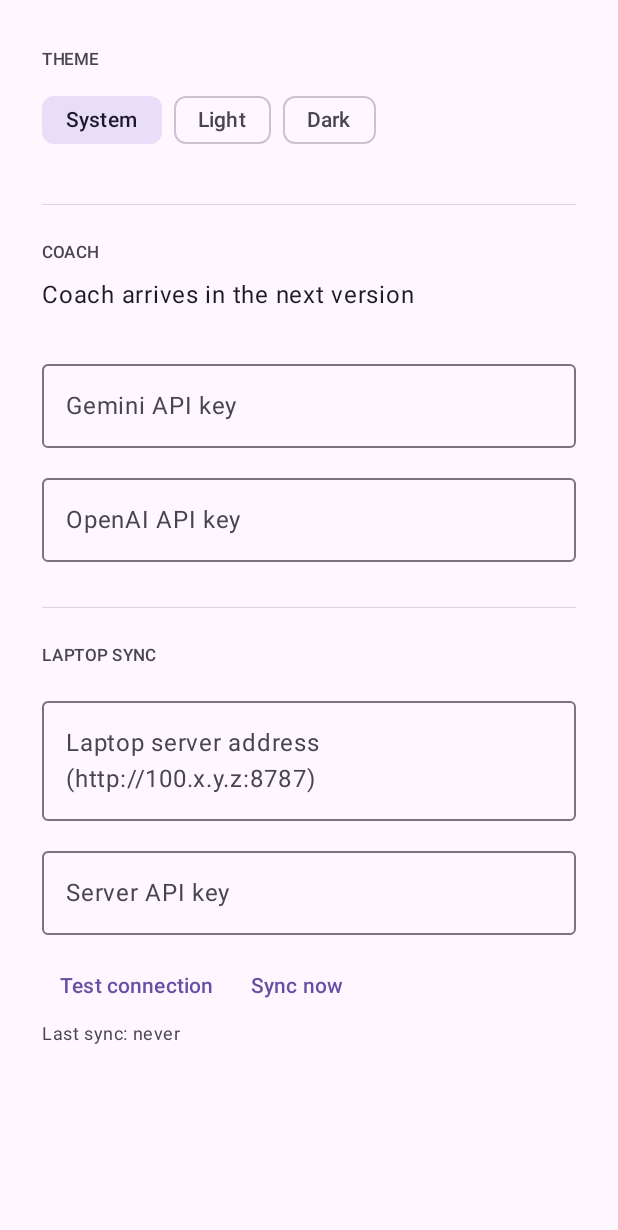
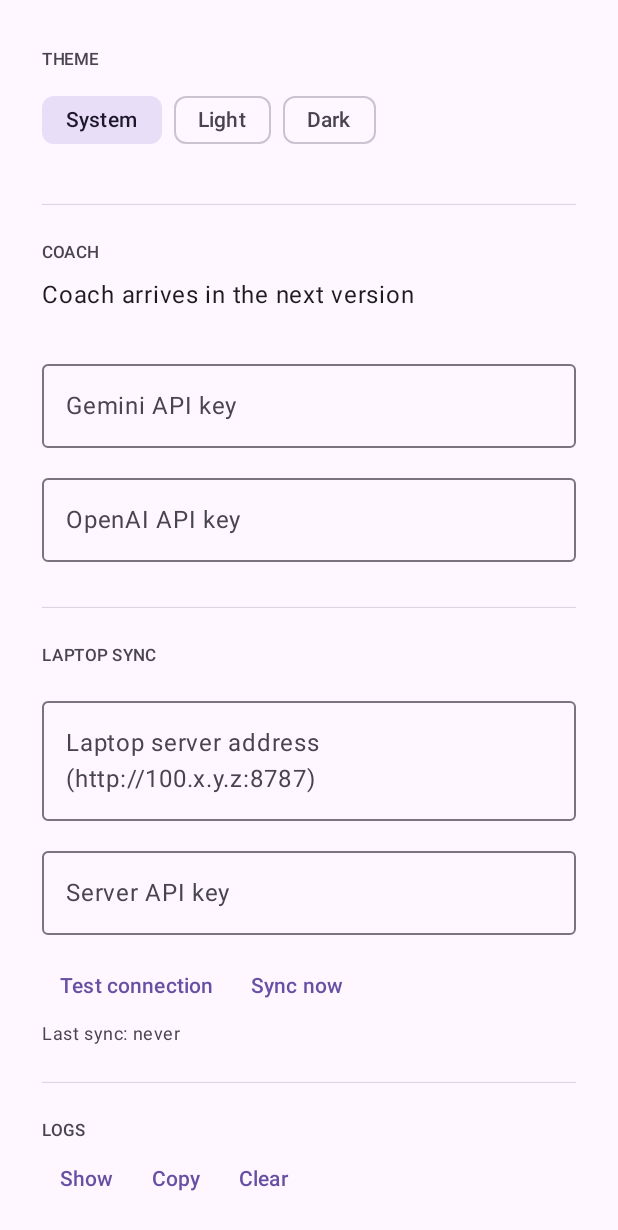
Before and after one commit to Rishit-Reddy/FitAir, an Android app built with Jetpack Compose: the composable SettingsScreen shown on its own in the app's theme, on a phone screen of 412 x 824 dp. Shown: the top 1230 px of the screen. Run offline under Robolectric (Android 15) with nearby library versions, the phone set to English and light mode, and no system bars; libraries missing offline, so code that uses them is left out: androidx.health.connect; 8 statements that could not run were skipped.

```diff
--- a/app/build.gradle.kts
+++ b/app/build.gradle.kts
@@ -12,8 +12,8 @@ android {
         applicationId = "com.fitair.app"
         minSdk = 28
         targetSdk = 36
-        versionCode = 1
-        versionName = "0.1.0"
+        versionCode = 2
+        versionName = "0.2.1"
     }
 
     signingConfigs {
--- a/app/src/main/java/com/fitair/app/MainActivity.kt
+++ b/app/src/main/java/com/fitair/app/MainActivity.kt
@@ -61,12 +61,13 @@ class MainViewModel(app: Application) : AndroidViewModel(app) {
         }
     }
 
-    fun syncNow() { SyncScheduler.syncNow(getApplication()) }
+    fun syncNow() { AppLog.d("Sync now tapped"); SyncScheduler.syncNow(getApplication()) }
 
     fun testConnection() {
         viewModelScope.launch {
             testing = true; testResult = null
             testResult = SyncRepo.testConnection(getPref(SyncPrefs.ADDR), getPref(SyncPrefs.KEY))
+            AppLog.d("Test connection: $testResult")
             testing = false
         }
     }
@@ -132,6 +133,8 @@ class MainViewModel(app: Application) : AndroidViewModel(app) {
 class MainActivity : ComponentActivity() {
     override fun onCreate(savedInstanceState: Bundle?) {
         super.onCreate(savedInstanceState)
+        AppLog.init(applicationContext)
+        AppLog.d("app opened")
         setContent {
             val vm: MainViewModel = viewModel()
             FitAirTheme(vm.themeMode) {
--- a/app/src/main/java/com/fitair/app/Screens.kt
+++ b/app/src/main/java/com/fitair/app/Screens.kt
@@ -14,6 +14,7 @@ import androidx.compose.ui.platform.LocalContext
 import androidx.compose.ui.text.AnnotatedString
 import androidx.compose.ui.text.font.FontFamily
 import androidx.compose.ui.unit.dp
+import androidx.compose.ui.unit.sp
 import kotlinx.coroutines.delay
 
 // ---------- helpers ----------
@@ -313,6 +314,32 @@ fun SettingsScreen(vm: MainViewModel) {
             }.getOrNull()
             if (txt != null) Text(txt, style = MaterialTheme.typography.bodySmall, color = dim)
         }
+        Spacer(Modifier.height(24.dp))
+        Hairline()
+        Spacer(Modifier.height(24.dp))
+        LogsSection()
+    }
+}
+
+@Composable
+private fun LogsSection() {
+    val ctx = androidx.compose.ui.platform.LocalContext.current
+    val clipboard = androidx.compose.ui.platform.LocalClipboardManager.current
+    var open by remember { mutableStateOf(false) }
+    Caption("Logs")
+    Row(verticalAlignment = Alignment.CenterVertically) {
+        TextButton(onClick = { open = !open }) { Text(if (open) "Hide" else "Show") }
+        TextButton(onClick = { clipboard.setText(androidx.compose.ui.text.AnnotatedString(AppLog.text())) }) { Text("Copy") }
+        TextButton(onClick = { AppLog.clear() }) { Text("Clear") }
+    }
+    if (open) {
+        val v = AppLog.version // re-read when the log changes
+        val shown = remember(v) { AppLog.text().lines().takeLast(120).reversed().joinToString("\n") }
+        Text(
+            shown.ifEmpty { "No log yet" },
+            style = MaterialTheme.typography.bodySmall.copy(fontFamily = androidx.compose.ui.text.font.FontFamily.Monospace, fontSize = 11.sp),
+            color = MaterialTheme.colorScheme.onSurfaceVariant,
+        )
     }
 }
 
```
Also changed, not shown: app/src/main/java/com/fitair/app/AppLog.kt (added, +59 -0 lines), app/src/main/java/com/fitair/app/Sync.kt (+22 -2 lines).
